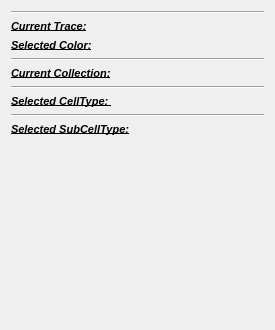
Before: the Qt Designer form Code/GUI/lib/QGoTraceManualEditingWidget.ui in gofigure2/GoFigure2, drawn with Qt 5.
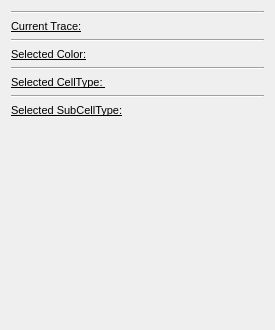
After: the same form once the commit is applied.

Commit message: made trace name and collection name more dictinct on the manual segmentation widget

```diff
--- a/Code/GUI/lib/QGoTraceManualEditingWidget.ui
+++ b/Code/GUI/lib/QGoTraceManualEditingWidget.ui
@@ -28,9 +28,9 @@
        <property name="font">
         <font>
          <pointsize>8</pointsize>
-         <weight>75</weight>
-         <italic>true</italic>
-         <bold>true</bold>
+         <weight>50</weight>
+         <italic>false</italic>
+         <bold>false</bold>
          <underline>true</underline>
         </font>
        </property>
@@ -39,22 +39,6 @@
        </property>
       </widget>
      </item>
-     <item>
-      <widget class="QLabel" name="ColorLbl">
-       <property name="font">
-        <font>
-         <pointsize>8</pointsize>
-         <weight>75</weight>
-         <italic>true</italic>
-         <bold>true</bold>
-         <underline>true</underline>
-        </font>
-       </property>
-       <property name="text">
-        <string>Selected Color:</string>
-       </property>
-      </widget>
-     </item>
     </layout>
    </item>
    <item row="2" column="0">
@@ -67,18 +51,18 @@
       </widget>
      </item>
      <item>
-      <widget class="QLabel" name="CollectionLbl">
+      <widget class="QLabel" name="ColorLbl">
        <property name="font">
         <font>
          <pointsize>8</pointsize>
-         <weight>75</weight>
-         <italic>true</italic>
-         <bold>true</bold>
+         <weight>50</weight>
+         <italic>false</italic>
+         <bold>false</bold>
          <underline>true</underline>
         </font>
        </property>
        <property name="text">
-        <string>Current Collection:</string>
+        <string>Selected Color:</string>
        </property>
       </widget>
      </item>
@@ -98,9 +82,9 @@
        <property name="font">
         <font>
          <pointsize>8</pointsize>
-         <weight>75</weight>
-         <italic>true</italic>
-         <bold>true</bold>
+         <weight>50</weight>
+         <italic>false</italic>
+         <bold>false</bold>
          <underline>true</underline>
         </font>
        </property>
@@ -125,9 +109,9 @@
        <property name="font">
         <font>
          <pointsize>8</pointsize>
-         <weight>75</weight>
-         <italic>true</italic>
-         <bold>true</bold>
+         <weight>50</weight>
+         <italic>false</italic>
+         <bold>false</bold>
          <underline>true</underline>
         </font>
        </property>
@@ -138,7 +122,7 @@
      </item>
     </layout>
    </item>
-   <item row="8" column="0">
+   <item row="9" column="0">
     <spacer name="verticalSpacer_4">
      <property name="orientation">
       <enum>Qt::Vertical</enum>
```
Left out of the diff: 4 changed lines with no effect on the pictures. The commit also changes 5 other files.
